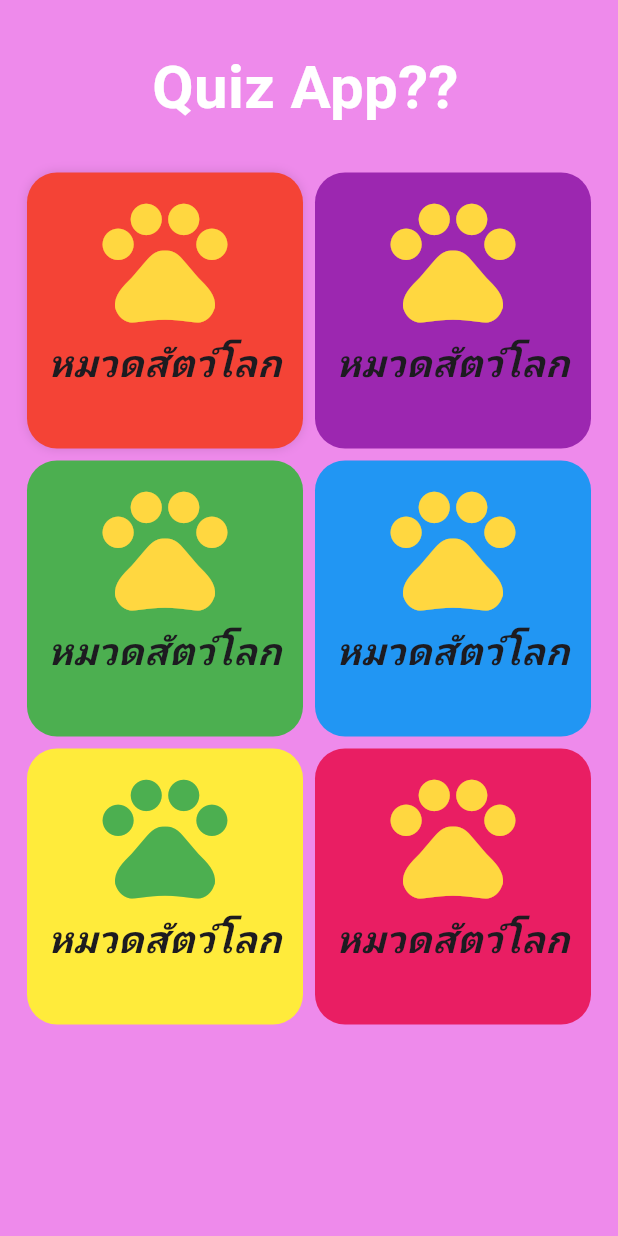
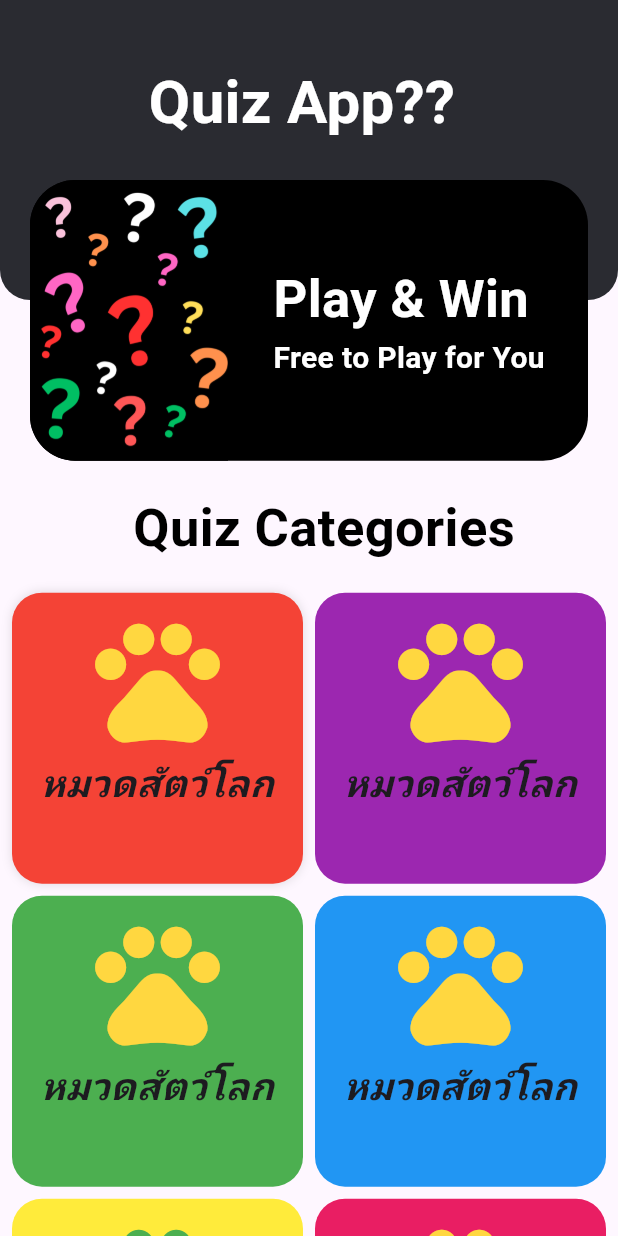
Before and after one commit to puttipongle/ENGCE-307, a Flutter app: the screen it shows after launch, on a phone screen of 412 x 824 dp. Run offline on Flutter 3.47's test engine with Material 3 defaults, Android fonts, the phone set to English and light mode, and no system bars; drawn by our look-alikes of animated_text_kit; our stand-ins replace device_preview; Roboto replaces fonts that are missing (Horizon).

Commit message:
Update UI home.dart

```diff
--- a/term_project_quizapp/analysis_options.yaml
+++ b/term_project_quizapp/analysis_options.yaml
@@ -21,6 +21,8 @@ linter:
   # `// ignore_for_file: name_of_lint` syntax on the line or in the file
   # producing the lint.
   rules:
+    prefer_const_constructors: false
+    prefer_const_literals_to_create_immutables: false
     # avoid_print: false  # Uncomment to disable the `avoid_print` rule
     # prefer_single_quotes: true  # Uncomment to enable the `prefer_single_quotes` rule
 
--- a/term_project_quizapp/lib/Page/homepage.dart
+++ b/term_project_quizapp/lib/Page/homepage.dart
@@ -8,22 +8,6 @@ class MyHomePage extends StatelessWidget {
   Widget build(BuildContext context) {
     return MaterialApp(
       title: 'TermProject',
-      theme: ThemeData(
-        colorScheme: ColorScheme.fromSeed(seedColor: Colors.deepPurple),
-        useMaterial3: true,
-      ),
-      routes: {
-        '/': (context) => const HomePage(),
-        // '/detail': (context) => Page2(
-        //       id: null,
-        //       name: '',
-        //       age: '',
-        //       img: '',
-        //       like: null,
-        //     )
-        //name: null, element: null, like: null, img: null
-      },
-      //home: const MyHomePage(title: 'Lab 10'),
     );
   }
 }
@@ -52,17 +36,26 @@ class _HomePageState extends State<HomePage> {
   @override
   Widget build(BuildContext context) {
     return Scaffold(
-      backgroundColor: Color.fromARGB(255, 238, 138, 235),
         body: SafeArea(
       child: Center(
-            child: Padding(
-              padding: const EdgeInsets.all(10),
         child: Column(
           children: <Widget>[
-                  const SizedBox(height: 20),
-                  SizedBox(
-                    width: 250.0,
-                    child: AnimatedTextKit(
+            Stack(children: <Widget>[
+              Container(
+                height: 200,
+                padding: EdgeInsets.only(left: 20, right: 50),
+                decoration: BoxDecoration(
+                    color: Color(0xFF2a2b31),
+                    borderRadius: BorderRadius.only(
+                        bottomLeft: Radius.circular(20),
+                        bottomRight: Radius.circular(20))),
+                child: Padding(
+                  padding: const EdgeInsets.only(top: 40),
+                  child: Row(
+                    mainAxisAlignment: MainAxisAlignment.center,
+                    crossAxisAlignment: CrossAxisAlignment.start,
+                    children: [
+                      AnimatedTextKit(
                         animatedTexts: [
                           ColorizeAnimatedText(
                             '  Quiz App??',
@@ -72,8 +65,64 @@ class _HomePageState extends State<HomePage> {
                         ],
                         isRepeatingAnimation: true,
                       ),
+                    ],
                   ),
-                  const SizedBox(height: 20),
+                ),
+              ),
+              Container(
+                width: MediaQuery.of(context).size.width,
+                decoration: BoxDecoration(
+                    color: Colors.black,
+                    borderRadius: BorderRadius.circular(30)),
+                margin: EdgeInsets.only(top: 120, left: 20, right: 20),
+                child: Row(
+                  children: [
+                    ClipRRect(
+                        borderRadius: BorderRadius.only(
+                            topLeft: Radius.circular(30),
+                            bottomLeft: Radius.circular(30)),
+                        child: Image.asset(
+                          'assets/images/Quiz_Img.png',
+                          scale: 12,
+                        )),
+                    SizedBox(
+                      width: 30,
+                    ),
+                    Column(
+                      crossAxisAlignment: CrossAxisAlignment.start,
+                      children: [
+                        Text(
+                          'Play & Win',
+                          style: TextStyle(
+                              color: Colors.white,
+                              fontSize: 35,
+                              fontWeight: FontWeight.bold),
+                        ),
+                        Text(
+                          'Free to Play for You',
+                          style: TextStyle(
+                              color: Colors.white,
+                              fontSize: 20,
+                              fontWeight: FontWeight.bold),
+                        ),
+                      ],
+                    )
+                  ],
+                ),
+              ),
+            ]),
+            SizedBox(height: 20),
+            Padding(
+              padding: EdgeInsets.only(left: 20),
+              child: Text(
+                'Quiz Categories',
+                style: TextStyle(
+                    color: Colors.black,
+                    fontSize: 35,
+                    fontWeight: FontWeight.bold),
+              ),
+            ),
+            const SizedBox(height: 10),
             Expanded(
                 child: GridView.count(
               padding: const EdgeInsets.all(8),
@@ -266,7 +315,6 @@ class _HomePageState extends State<HomePage> {
           ],
         ),
       ),
-          ),
     ));
   }
 }
--- a/term_project_quizapp/lib/main.dart
+++ b/term_project_quizapp/lib/main.dart
@@ -11,6 +11,11 @@
   );
 }
 
+// void main() {
+//   runApp(const MyApp());
+// }
+
+
 class MyApp extends StatelessWidget {
   const MyApp({super.key});
 
@@ -18,11 +23,18 @@
   Widget build(BuildContext context) {
     return MaterialApp(
       title: 'Flutter Demo',
-      theme: ThemeData(
-        colorScheme: ColorScheme.fromSeed(seedColor: Colors.deepPurple),
-        useMaterial3: true,
-      ),
-      home: const HomePage(),
+      debugShowCheckedModeBanner: false,
+      routes: {
+        '/': (context) => const HomePage(),
+        // '/detail': (context) => Page2(
+        //       id: null,
+        //       name: '',
+        //       age: '',
+        //       img: '',
+        //       like: null,
+        //     )
+        //name: null, element: null, like: null, img: null
+      },
     );
   }
 }
--- a/term_project_quizapp/pubspec.yaml
+++ b/term_project_quizapp/pubspec.yaml
@@ -65,6 +65,7 @@ flutter:
   # To add assets to your application, add an assets section, like this:
   assets:
     - assets/images/hat.jpg
+    - assets/images/Quiz_Img.png
 
   # An image asset can refer to one or more resolution-specific "variants", see
   # https://flutter.dev/assets-and-images/#resolution-aware
```
Also changed, not shown: term_project_quizapp/assets/images/Quiz_Img.png (added). Lines whose indentation alone changed are shown as unchanged.
